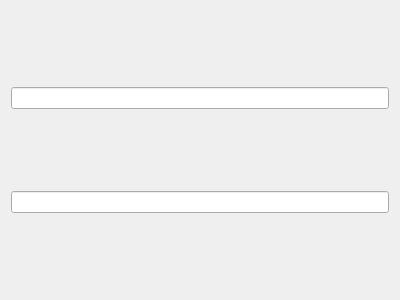
This is Filer/MultiTabPane.ui in nyakagawan/QtFiler as Qt 5 draws it before an edit. The edited form follows.
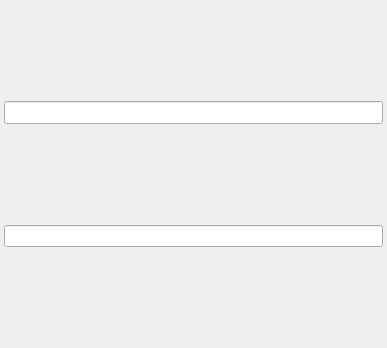
This is the edited form.

```diff
--- a/Filer/MultiTabPane.ui
+++ b/Filer/MultiTabPane.ui
@@ -6,16 +6,49 @@
    <rect>
     <x>0</x>
     <y>0</y>
-    <width>400</width>
-    <height>300</height>
+    <width>387</width>
+    <height>348</height>
    </rect>
   </property>
   <property name="windowTitle">
    <string>MultiTabPane</string>
   </property>
   <layout class="QVBoxLayout" name="verticalLayout">
+   <property name="spacing">
+    <number>4</number>
+   </property>
+   <property name="leftMargin">
+    <number>4</number>
+   </property>
+   <property name="topMargin">
+    <number>4</number>
+   </property>
+   <property name="rightMargin">
+    <number>4</number>
+   </property>
+   <property name="bottomMargin">
+    <number>4</number>
+   </property>
    <item>
     <widget class="QLineEdit" name="lineEdit_top">
+     <property name="font">
+      <font>
+       <family>Consolas</family>
+       <pointsize>10</pointsize>
+      </font>
+     </property>
+     <property name="focusPolicy">
+      <enum>Qt::NoFocus</enum>
+     </property>
+     <property name="acceptDrops">
+      <bool>false</bool>
+     </property>
+     <property name="autoFillBackground">
+      <bool>false</bool>
+     </property>
+     <property name="frame">
+      <bool>true</bool>
+     </property>
      <property name="readOnly">
       <bool>true</bool>
      </property>
```
